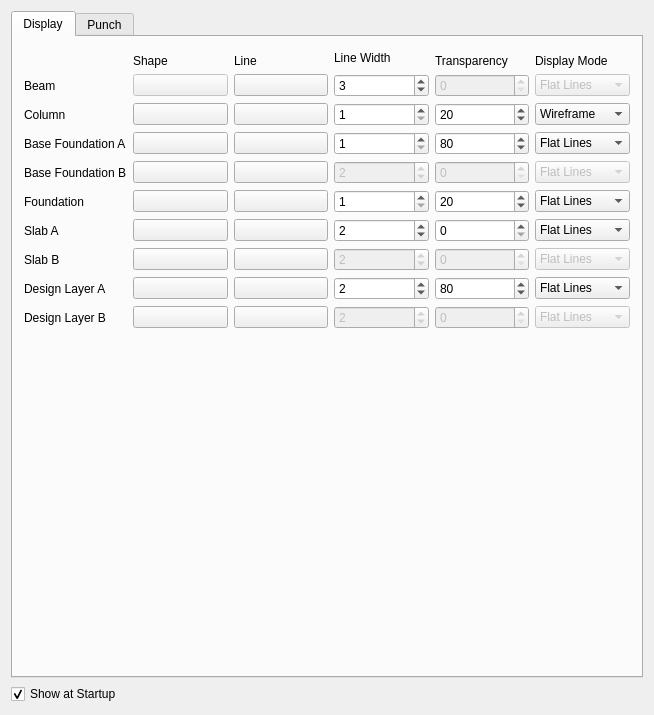
Before: the Qt Designer form ui/preferences-OSAFE_visual.ui in ebrahimraeyat/OSAFE, drawn with Qt 5.
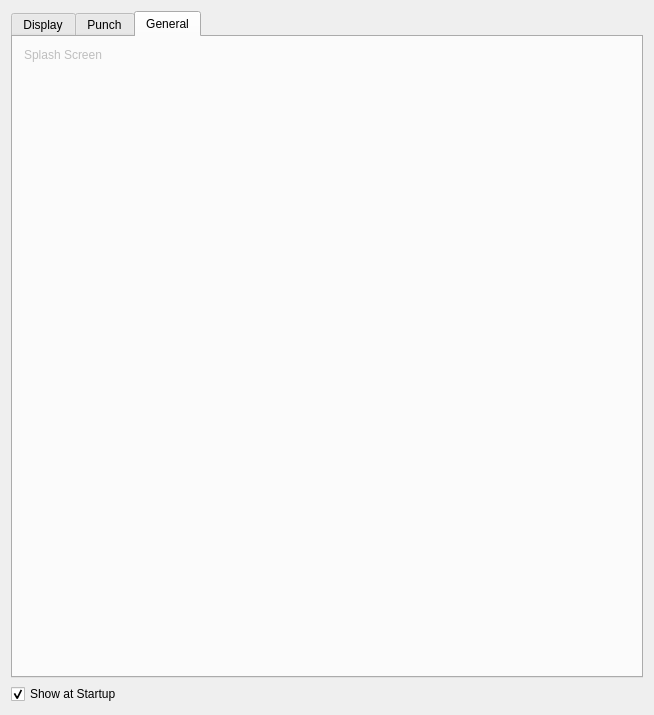
After: the same form once the commit is applied. The open tabs and pages were chosen to show the change. Custom widgets are drawn as their Qt base class.

Commit message: Adding splash screen

What changed in the file:
```diff
--- a/ui/preferences-OSAFE_visual.ui
+++ b/ui/preferences-OSAFE_visual.ui
@@ -16,6 +16,9 @@
   <layout class="QVBoxLayout" name="verticalLayout_7">
    <item>
     <widget class="QTabWidget" name="tabWidget">
+     <property name="enabled">
+      <bool>true</bool>
+     </property>
      <property name="currentIndex">
       <number>0</number>
      </property>
@@ -1455,6 +1458,59 @@
        </item>
       </layout>
      </widget>
+     <widget class="QWidget" name="tab_3">
+      <property name="enabled">
+       <bool>false</bool>
+      </property>
+      <attribute name="title">
+       <string>General</string>
+      </attribute>
+      <layout class="QVBoxLayout" name="verticalLayout_4">
+       <item>
+        <layout class="QHBoxLayout" name="horizontalLayout_6">
+         <item>
+          <widget class="QLabel" name="label_6">
+           <property name="text">
+            <string>Splash Screen</string>
+           </property>
+          </widget>
+         </item>
+         <item>
+          <widget class="Gui::PrefFileChooser" name="splash_screen" native="true">
+           <property name="minimumSize">
+            <size>
+             <width>300</width>
+             <height>0</height>
+            </size>
+           </property>
+           <property name="toolTip">
+            <string>The default template to use when creating a new drawing sheet</string>
+           </property>
+           <property name="prefEntry" stdset="0">
+            <cstring>splash_screen</cstring>
+           </property>
+           <property name="prefPath" stdset="0">
+            <cstring>Mod/Draft</cstring>
+           </property>
+          </widget>
+         </item>
+        </layout>
+       </item>
+       <item>
+        <spacer name="verticalSpacer_2">
+         <property name="orientation">
+          <enum>Qt::Vertical</enum>
+         </property>
+         <property name="sizeHint" stdset="0">
+          <size>
+           <width>20</width>
+           <height>587</height>
+          </size>
+         </property>
+        </spacer>
+       </item>
+      </layout>
+     </widget>
     </widget>
    </item>
    <item>
@@ -1503,6 +1559,16 @@
    <extends>QDoubleSpinBox</extends>
    <header>Gui/PrefWidgets.h</header>
   </customwidget>
+  <customwidget>
+   <class>Gui::FileChooser</class>
+   <extends>QWidget</extends>
+   <header>Gui/FileDialog.h</header>
+  </customwidget>
+  <customwidget>
+   <class>Gui::PrefFileChooser</class>
+   <extends>Gui::FileChooser</extends>
+   <header>Gui/PrefWidgets.h</header>
+  </customwidget>
  </customwidgets>
  <resources/>
  <connections/>
```
The commit also changes 2 other files.
